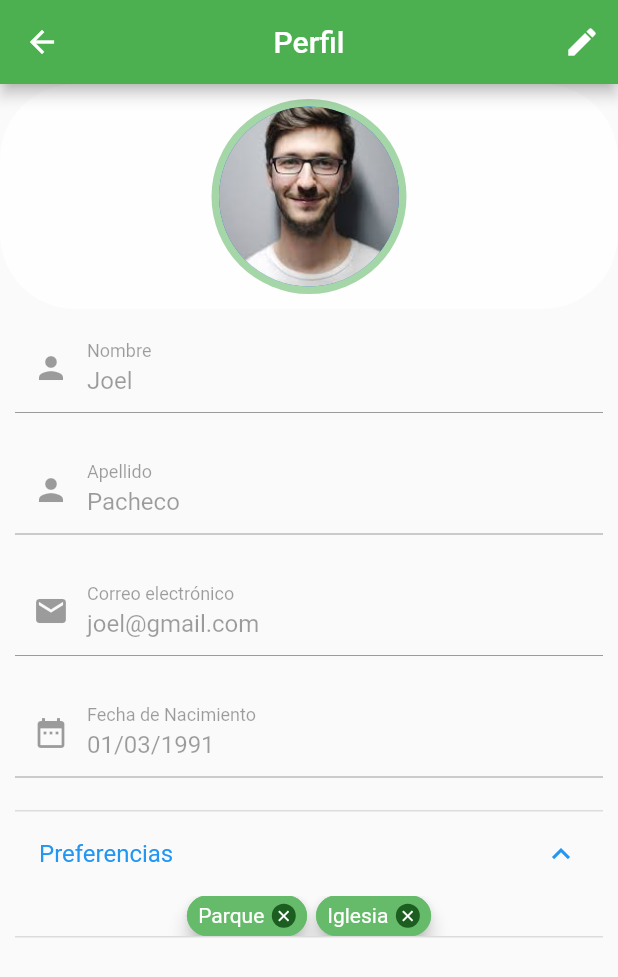
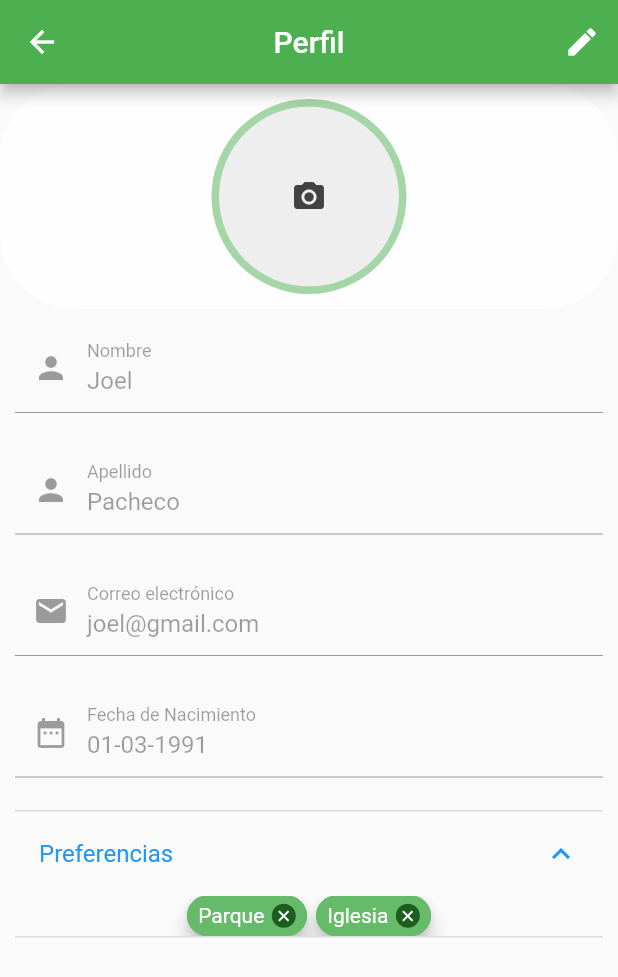
Before and after one commit to zero14/cadcddapp, a Flutter app: the Profile screen opened directly, on a phone screen of 412 x 824 dp. Shown: the top 977 px of the screen. Run offline on Flutter 3.47's test engine with Material 2 defaults, Android fonts, the light colour scheme and no system bars; drawn by our look-alikes of flutter_tags; our stand-ins replace geolocator, google_maps_flutter, image_picker.

Commit message:
Se agrego las configuraciones para cambiar la foto de perfil, asimismo, para poder poder seleccionar modulos del menu con su efecto

```diff
--- a/lib/main.dart
+++ b/lib/main.dart
@@ -1,5 +1,4 @@
 import 'package:fasturista/src/pages/map.dart';
-import 'package:fasturista/src/routes/router.dart';
 import 'package:flutter/material.dart';
 import 'package:flutter_localizations/flutter_localizations.dart';
 
@@ -20,7 +19,7 @@ class TouristRunApp extends StatelessWidget {
       debugShowCheckedModeBanner: false,
       title: 'fasturista',
       initialRoute: "/",
-      routes: getApplicationRoutes(),
+      // routes: getApplicationRoutes(),
       onGenerateRoute: (RouteSettings setting) {
         return MaterialPageRoute(
           builder: (context) => MapTourist(),
--- a/lib/src/models/PageAnimate.dart
+++ b/lib/src/models/PageAnimate.dart
@@ -7,6 +7,7 @@ class PageAnimated {
 
   Route slideTransition() {
     return PageRouteBuilder(
+      transitionDuration: Duration(milliseconds: 500),
       pageBuilder: (context, animation, secondaryAnimation) => this.page,
       transitionsBuilder: (context, animation, secondaryAnimation, child) {
         var begin = Offset(0.0, 1.0);
@@ -26,6 +27,7 @@ class PageAnimated {
 
   Route slideRightTransition() {
     return PageRouteBuilder(
+      transitionDuration: Duration(milliseconds: 500),
       pageBuilder: (context, animation, secondaryAnimation) => this.page,
       transitionsBuilder: (context, animation, secondaryAnimation, child) {
         var begin = Offset(-1.0, 0.0);
--- a/lib/src/pages/profile.dart
+++ b/lib/src/pages/profile.dart
@@ -1,6 +1,8 @@
 import 'dart:convert';
 
-import 'package:flutter/cupertino.dart';
+import 'dart:io';
+import 'package:image_picker/image_picker.dart';
+
 import 'package:flutter/material.dart';
 import 'package:flutter/services.dart';
 import 'package:flutter_tags/flutter_tags.dart';
@@ -12,40 +14,96 @@ class Profile extends StatefulWidget {
 }
 
 class _ProfileState extends State<Profile> with SingleTickerProviderStateMixin {
+  final picker = ImagePicker();
+  final List<String> _list = ["Parque", "Iglesia"];
+  File _image;
+  List _items;
   String _name = "";
   String _lastName = "";
   String _email = "";
   String _dateBirthday = "";
 
-  TabController _tabController;
-  ScrollController _scrollViewController;
-
-  final List<String> _list = ["Parque", "Iglesia"];
-
-  List _items;
+  // TabController _tabController;
+  // ScrollController _scrollViewController;
 
   TextEditingController _inputDateController = new TextEditingController();
+  TextEditingController _inputNameController = new TextEditingController();
+  TextEditingController _inputLastNameController = new TextEditingController();
+  TextEditingController _inputEmailController = new TextEditingController();
 
   Offset _tapPosition;
-
   bool _editEnabled = false;
 
   @override
   void initState() {
-    // TODO: implement initState
     super.initState();
 
-    _tabController = TabController(length: 1, vsync: this);
-    _scrollViewController = ScrollController();
-    _inputDateController.text = "01/03/1991";
+    // _tabController = TabController(length: 1, vsync: this);
+    // _scrollViewController = ScrollController();
+    _inputDateController.text = "01-03-1991";
+    _inputNameController.text = "Joel";
+    _inputLastNameController.text = "Pacheco";
+    _inputEmailController.text = "joel@gmail.com";
 
     _items = _list.toList();
+  }
+
+  Future _imgFromGallery() async {
+    final pickedImage =
+        await picker.getImage(source: ImageSource.gallery, imageQuality: 50);
+
+    setState(() {
+      _image = pickedImage != null ? File(pickedImage.path) : null;
+    });
+  }
+
+  Future _imgFromCamera() async {
+    final pickedImage =
+        await picker.getImage(source: ImageSource.camera, imageQuality: 50);
+
+    setState(() {
+      _image = pickedImage != null ? File(pickedImage.path) : null;
+    });
+  }
+
+  void _showPicker(context) {
+    showModalBottomSheet(
+        shape: RoundedRectangleBorder(
+          borderRadius: BorderRadius.circular(15.0),
+        ),
+        context: context,
+        builder: (BuildContext bc) {
+          return SafeArea(
+            child: Container(
+              child: Wrap(
+                children: [
+                  ListTile(
+                      leading: Icon(Icons.photo_library),
+                      title: Text('Galería de Fotos'),
+                      onTap: () {
+                        _imgFromGallery();
+                        Navigator.of(context).pop();
+                      }),
+                  Divider(),
+                  ListTile(
+                    leading: Icon(Icons.photo_camera),
+                    title: Text('Camara'),
+                    onTap: () {
+                      _imgFromCamera();
+                      Navigator.of(context).pop();
+                    },
+                  ),
+                ],
+              ),
+            ),
+          );
+        });
   }
 
   Widget _createButtonSave() {
     if (!this._editEnabled) return Container();
     return Padding(
-      padding: EdgeInsets.all(10.0),
+      padding: const EdgeInsets.all(10.0),
       child: ButtonTheme(
         height: 50.0,
         child: RaisedButton(
@@ -53,8 +111,8 @@ class _ProfileState extends State<Profile> with SingleTickerProviderStateMixin {
           color: Colors.green,
           child: Text("Guardar"),
           onPressed: () {},
-          shape: new RoundedRectangleBorder(
-            borderRadius: new BorderRadius.circular(30.0),
+          shape: RoundedRectangleBorder(
+            borderRadius: BorderRadius.circular(30.0),
           ),
         ),
       ),
@@ -96,7 +154,7 @@ class _ProfileState extends State<Profile> with SingleTickerProviderStateMixin {
             activeColor: Colors.green[400],
             removeButton: ItemTagsRemoveButton(
               backgroundColor: Colors.green[900],
-              onRemoved: _editEnabled
+              onRemoved: !_editEnabled
                   ? null
                   : () {
                       setState(() {
@@ -124,7 +182,7 @@ class _ProfileState extends State<Profile> with SingleTickerProviderStateMixin {
                   PopupMenuItem(
                     value: 1,
                     child: Row(
-                      children: <Widget>[
+                      children: [
                         Icon(Icons.content_copy),
                         Text("Copy text"),
                       ],
@@ -153,13 +211,34 @@ class _ProfileState extends State<Profile> with SingleTickerProviderStateMixin {
         color: Colors.white70,
         borderRadius: BorderRadius.circular(50.0),
       ),
-      padding: EdgeInsets.all(10.0),
-      child: CircleAvatar(
-        radius: 65,
-        backgroundColor: Colors.green[200],
+      padding: const EdgeInsets.all(10.0),
+      child: GestureDetector(
+        onTap: _editEnabled
+            ? () {
+                // _imgFromGallery();
+                _showPicker(context);
+              }
+            : null,
         child: CircleAvatar(
-          radius: 60,
-          backgroundImage: AssetImage('assets/img/profile1.jpg'),
+          radius: 65,
+          backgroundColor: Colors.green[200],
+          child: ClipRRect(
+            borderRadius: BorderRadius.circular(60),
+            child: _image != null
+                ? ClipRRect(
+                    borderRadius: BorderRadius.circular(50),
+                    child: Image.file(_image,
+                        width: 120, height: 120, fit: BoxFit.fitHeight),
+                  )
+                : Container(
+                    decoration: BoxDecoration(
+                        color: Colors.grey[200],
+                        borderRadius: BorderRadius.circular(50)),
+                    width: 120,
+                    height: 120,
+                    child: Icon(Icons.camera_alt, color: Colors.grey[800]),
+                  ),
+          ),
         ),
       ),
     );
@@ -168,7 +247,7 @@ class _ProfileState extends State<Profile> with SingleTickerProviderStateMixin {
   Widget _createInputName() {
     return TextFormField(
       enabled: _editEnabled,
-      controller: TextEditingController(text: "Joel"),
+      controller: _inputNameController,
       keyboardType: TextInputType.name,
       decoration: InputDecoration(
         border: _editEnabled
@@ -189,7 +268,7 @@ class _ProfileState extends State<Profile> with SingleTickerProviderStateMixin {
   Widget _createInputLastName() {
     return TextFormField(
       enabled: _editEnabled,
-      controller: TextEditingController(text: "Pacheco"),
+      controller: _inputLastNameController,
       keyboardType: TextInputType.name,
       decoration: InputDecoration(
         border: _editEnabled
@@ -210,7 +289,7 @@ class _ProfileState extends State<Profile> with SingleTickerProviderStateMixin {
   Widget _createInputEmail() {
     return TextFormField(
       enabled: _editEnabled,
-      controller: TextEditingController(text: "joel@gmail.com"),
+      controller: _inputEmailController,
       keyboardType: TextInputType.emailAddress,
       decoration: InputDecoration(
         border: _editEnabled
@@ -304,7 +383,7 @@ class _ProfileState extends State<Profile> with SingleTickerProviderStateMixin {
                 ),
                 Expanded(
                   child: ListView(
-                    padding: EdgeInsets.all(10.0),
+                    padding: const EdgeInsets.all(10.0),
                     children: [
                       _createInputName(),
                       _createInputLastName(),
--- a/lib/src/providers/LugarProvider.dart
+++ b/lib/src/providers/LugarProvider.dart
@@ -27,13 +27,15 @@ class LugarProvider {
   }
 
   Future<List<Itinerario>> getItinerario(
-      double latitude, double longitude) async {
+      double latitude, double longitude, String textSearch) async {
     print("LAITUDE:$latitude,LONGITUDE:$longitude");
     final path = "tours/suggest";
     Map<String, dynamic> parametros = {
       "total_days": 3,
       "location": {"latitude": latitude, "longitude": longitude},
-      "categories": ["parque"],
+      "categories": textSearch != null && textSearch != ''
+          ? ["$textSearch"]
+          : ["parque", "Iglesia"],
       "start_date": "2020-08-21"
     };
 
--- a/lib/src/routes/router.dart
+++ b/lib/src/routes/router.dart
@@ -1,5 +1,4 @@
 import 'package:fasturista/src/pages/OptimalPath.dart';
-import 'package:fasturista/src/pages/datatag.dart';
 import 'package:fasturista/src/pages/map.dart';
 import 'package:fasturista/src/pages/profile.dart';
 import 'package:flutter/material.dart';
@@ -8,7 +7,6 @@ Map<String, WidgetBuilder> getApplicationRoutes() {
   return <String, WidgetBuilder>{
     "/": (BuildContext context) => MapTourist(),
     "profile": (BuildContext context) => Profile(),
-    "tag": (BuildContext context) => MyHomePage(),
     "optimalpath": (BuildContext context) => OptimalPath(),
   };
 }
@@ -21,9 +19,6 @@ Widget getRoutePage(path) {
     case "profile":
       return Profile();
       break;
-    case "tag":
-      return MyHomePage();
-      break;
     case "optimalpath":
       return OptimalPath();
       break;
--- a/lib/src/utils/util.dart
+++ b/lib/src/utils/util.dart
@@ -1,5 +1,4 @@
 import 'package:flutter/material.dart';
-import 'package:google_maps_flutter/google_maps_flutter.dart';
 
 final _icons = <String, IconData>{
   "add_alert": Icons.add_alert,
--- a/pubspec.yaml
+++ b/pubspec.yaml
@@ -27,6 +27,7 @@ dependencies:
     sdk: flutter
   intl: ^0.16.1
   flutter_tags: ^0.4.8+2
+  image_picker: ^0.6.7+9
 
 
   # The following adds the Cupertino Icons font to your application.
```
Also changed, not shown: lib/src/pages/OptimalPath.dart (+14 -9 lines), lib/src/pages/datatag.dart (deleted, +0 -322 lines), lib/src/pages/map.dart (+15 -24 lines), pubspec.lock, 1 other file.
